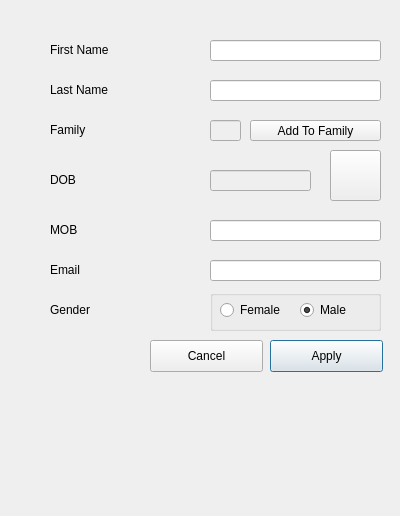
Old version of the form addplayerdiag.ui in the repository stefanmarjanovic/Comp.
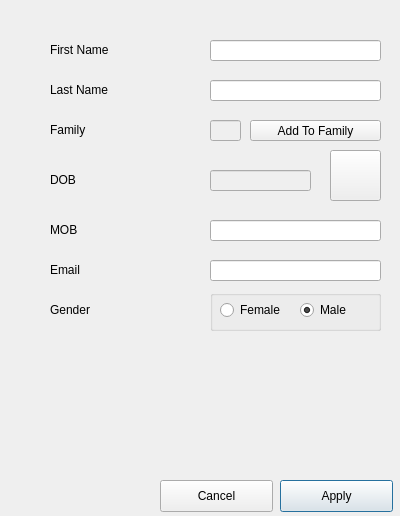
New version of the form. Icons and pictures are not drawn.

```diff
--- a/addplayerdiag.ui
+++ b/addplayerdiag.ui
@@ -142,8 +142,8 @@
   <widget class="QPushButton" name="apply">
    <property name="geometry">
     <rect>
-     <x>270</x>
-     <y>340</y>
+     <x>280</x>
+     <y>480</y>
      <width>113</width>
      <height>32</height>
     </rect>
@@ -167,8 +167,8 @@
   <widget class="QPushButton" name="cancel">
    <property name="geometry">
     <rect>
-     <x>150</x>
-     <y>340</y>
+     <x>160</x>
+     <y>480</y>
      <width>113</width>
      <height>32</height>
     </rect>
```
